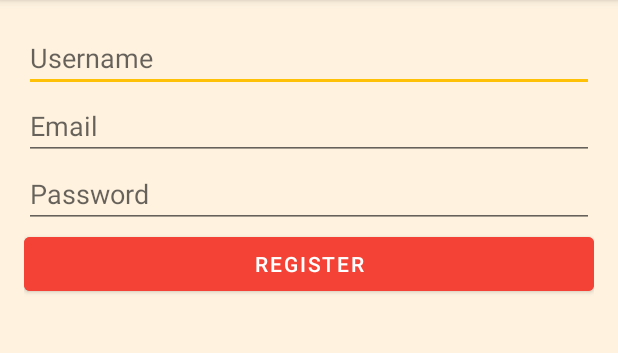
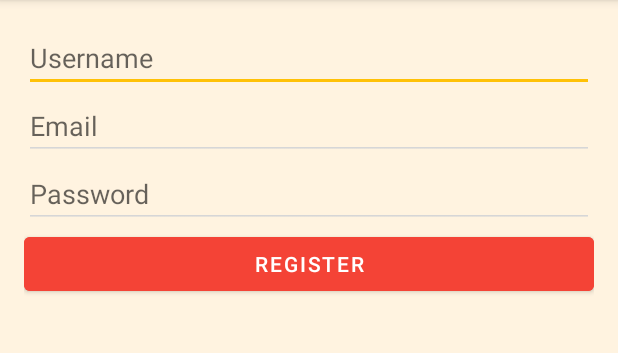
Before and after one commit to Voidxx/calonote, an Android app: the RegisterActivity screen opened directly, with no data from a screen before it, on a phone screen of 412 x 824 dp, the part 84-437 px from its top. Run offline under Robolectric (Android 15) with nearby library versions, the phone set to English and light mode, and no system bars.

Commit message:
Modify color themes

```diff
--- a/app/src/main/res/values-night/themes.xml
+++ b/app/src/main/res/values-night/themes.xml
@@ -1,16 +1,23 @@
 <resources xmlns:tools="http://schemas.android.com/tools">
-    <!-- Base application theme. -->
+    <!-- Dark/Night theme. -->
     <style name="Theme.Calonote" parent="Theme.MaterialComponents.DayNight.DarkActionBar">
         <!-- Primary brand color. -->
-        <item name="colorPrimary">@color/colorPrimary</item>
-        <item name="colorPrimaryVariant">@color/colorPrimaryDark</item>
-        <item name="colorOnPrimary">@color/colorBackground</item>
+        <item name="colorPrimary">@color/colorPrimaryLight</item>
+        <item name="colorPrimaryVariant">@color/colorPrimary</item>
+        <item name="colorOnPrimary">@android:color/black</item>
         <!-- Secondary brand color. -->
-        <item name="colorSecondary">@color/colorAccent</item>
+        <item name="colorSecondary">@color/colorAccentLight</item>
         <item name="colorSecondaryVariant">@color/colorAccent</item>
-        <item name="colorOnSecondary">@color/colorText</item>
+        <item name="colorOnSecondary">@android:color/black</item>
+        <!-- Background colors -->
+        <item name="android:colorBackground">@color/colorBackgroundDark</item>
+        <item name="colorSurface">@color/colorSurfaceDark</item>
+        <item name="colorOnBackground">@android:color/white</item>
+        <item name="colorOnSurface">@android:color/white</item>
         <!-- Status bar color. -->
         <item name="android:statusBarColor">?attr/colorPrimaryVariant</item>
-        <!-- Customize your theme here. -->
+        <!-- Text colors -->
+        <item name="android:textColorPrimary">@android:color/white</item>
+        <item name="android:textColorSecondary">@color/colorTextSecondaryDark</item>
     </style>
 </resources>
--- a/app/src/main/res/values/themes.xml
+++ b/app/src/main/res/values/themes.xml
@@ -1,16 +1,23 @@
 <resources xmlns:tools="http://schemas.android.com/tools">
-    <!-- Base application theme. -->
+    <!-- Light/Day theme. -->
     <style name="Theme.Calonote" parent="Theme.MaterialComponents.Light.DarkActionBar">
         <!-- Primary brand color. -->
         <item name="colorPrimary">@color/colorPrimary</item>
         <item name="colorPrimaryVariant">@color/colorPrimaryDark</item>
-        <item name="colorOnPrimary">@color/colorBackground</item>
+        <item name="colorOnPrimary">@android:color/white</item>
         <!-- Secondary brand color. -->
         <item name="colorSecondary">@color/colorAccent</item>
-        <item name="colorSecondaryVariant">@color/colorAccent</item>
-        <item name="colorOnSecondary">@color/colorText</item>
-
+        <item name="colorSecondaryVariant">@color/colorAccentDark</item>
+        <item name="colorOnSecondary">@android:color/black</item>
+        <!-- Background colors -->
+        <item name="android:colorBackground">@android:color/white</item>
+        <item name="colorSurface">@android:color/white</item>
+        <item name="colorOnBackground">@android:color/black</item>
+        <item name="colorOnSurface">@android:color/black</item>
         <!-- Status bar color. -->
         <item name="android:statusBarColor">?attr/colorPrimaryVariant</item>
+        <!-- Text colors -->
+        <item name="android:textColorPrimary">@android:color/black</item>
+        <item name="android:textColorSecondary">@color/colorTextSecondary</item>
     </style>
 </resources>
```
